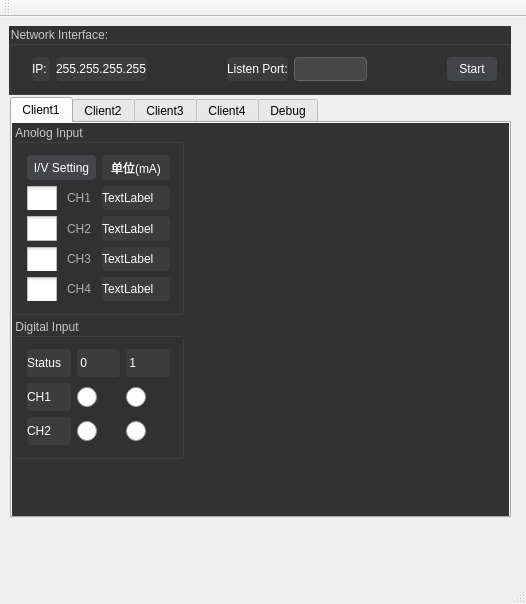
The window that mainwindow.ui (WirelessDataCollect/UpperMonitor) describes before a commit, drawn with Qt 5.
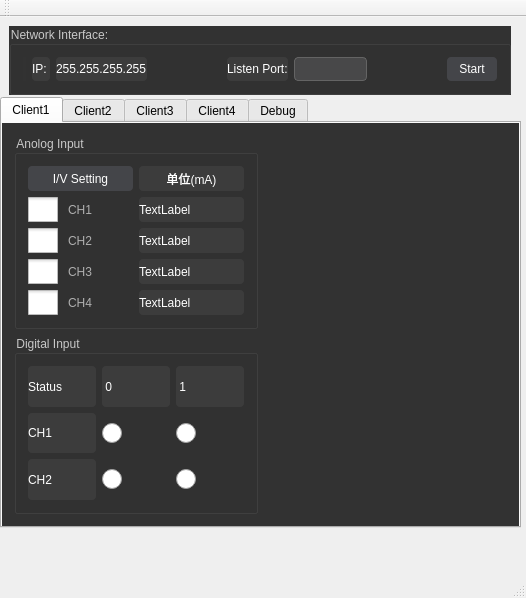
The same window after the commit. Icons and pictures are not drawn.

```diff
--- a/mainwindow.ui
+++ b/mainwindow.ui
@@ -7,7 +7,7 @@
     <x>0</x>
     <y>0</y>
     <width>526</width>
-    <height>604</height>
+    <height>598</height>
    </rect>
   </property>
   <property name="windowTitle">
@@ -17,6 +17,11 @@
    <string notr="true">QWidget#centerWidget {
         background: rgb(50, 50, 50);
 }
+QWidget#widchart {
+        background: rgb(50, 50, 50);
+}
+
+
 QFrame{
         border: 1px solid rgb(50, 50, 50);
         background: rgb(50, 50, 50);
@@ -291,10 +296,10 @@
    <widget class="QTabWidget" name="tabWidget">
     <property name="geometry">
      <rect>
-      <x>10</x>
+      <x>0</x>
       <y>80</y>
-      <width>501</width>
-      <height>421</height>
+      <width>521</width>
+      <height>431</height>
      </rect>
     </property>
     <property name="sizePolicy">
@@ -310,15 +315,11 @@
      <attribute name="title">
       <string>Client1</string>
      </attribute>
+     <layout class="QHBoxLayout" name="horizontalLayout_5">
+      <item>
+       <layout class="QGridLayout" name="gridLayout_3">
+        <item row="0" column="0">
      <widget class="QGroupBox" name="groupBox">
-      <property name="geometry">
-       <rect>
-        <x>0</x>
-        <y>0</y>
-        <width>171</width>
-        <height>191</height>
-       </rect>
-      </property>
       <property name="title">
        <string>Anolog Input</string>
       </property>
@@ -408,15 +409,9 @@
       <zorder>label_Channel3</zorder>
       <zorder>label_Channel4</zorder>
      </widget>
+        </item>
+        <item row="1" column="0">
      <widget class="QGroupBox" name="groupBox_2">
-      <property name="geometry">
-       <rect>
-        <x>0</x>
-        <y>194</y>
-        <width>171</width>
-        <height>141</height>
-       </rect>
-      </property>
       <property name="title">
        <string>Digital Input</string>
       </property>
@@ -561,6 +556,13 @@
        </item>
       </layout>
      </widget>
+        </item>
+       </layout>
+      </item>
+      <item>
+       <widget class="QWidget" name="widchart" native="true"/>
+      </item>
+     </layout>
     </widget>
     <widget class="QWidget" name="Client2">
      <attribute name="title">
```
Left out of the diff: 3 changed lines with no effect on the pictures. Lines whose indentation alone changed are shown as unchanged.
